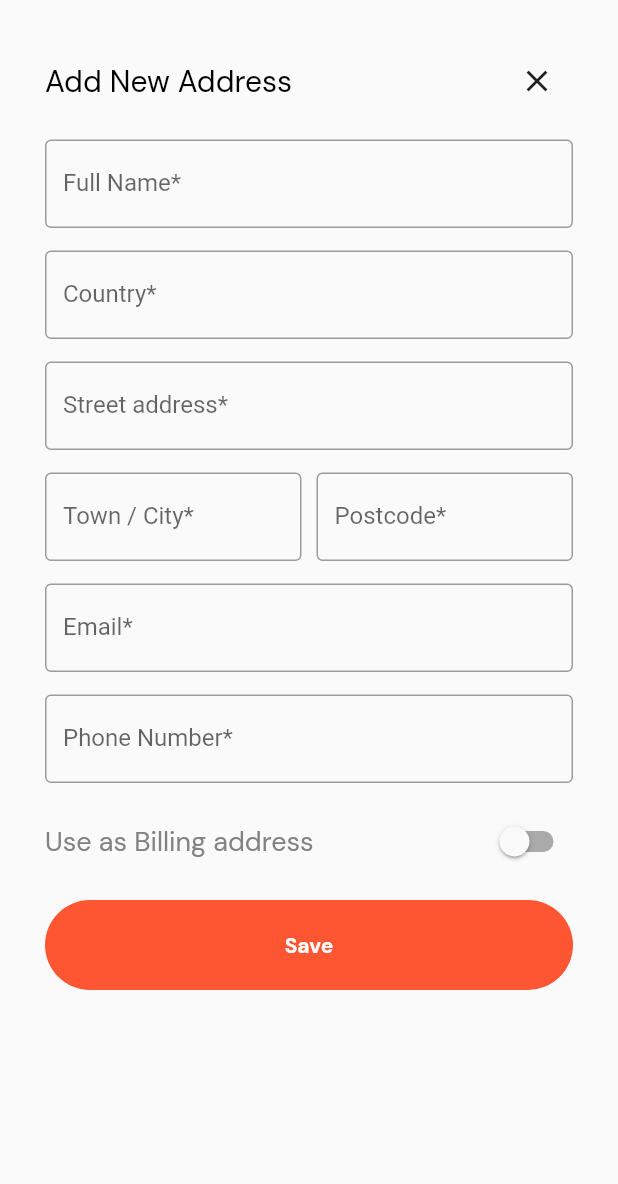
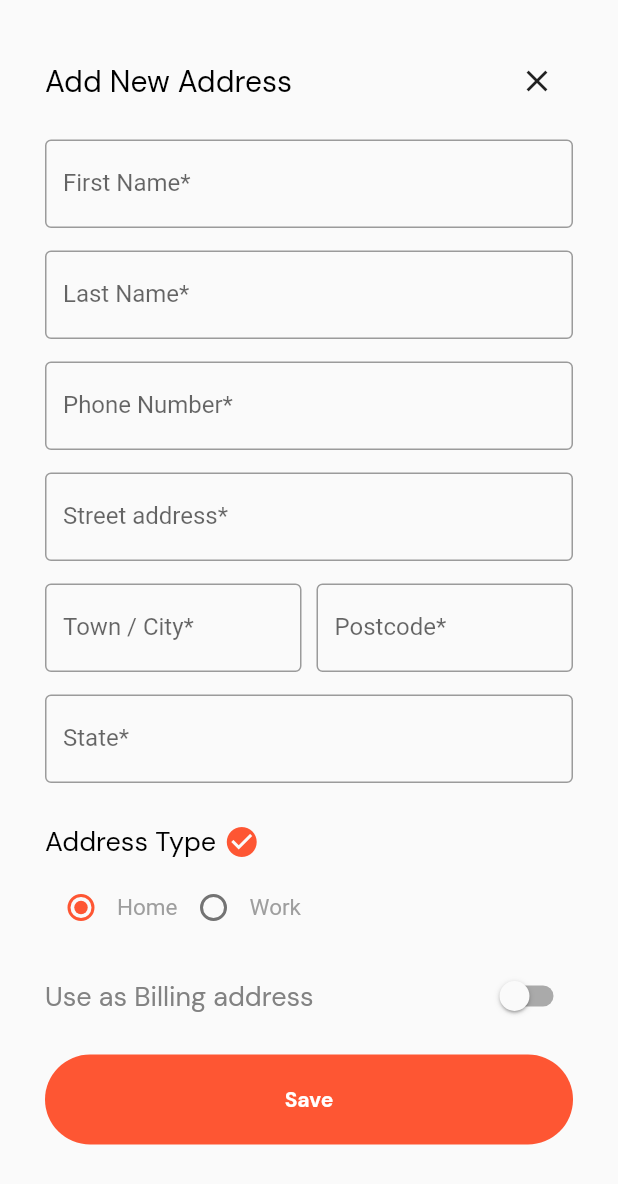
Before and after one commit to murugans11/cle2tech, a Flutter app: the AddNewAddress screen opened directly, on a phone screen of 412 x 824 dp. Shown: the top 1184 px of the screen. Run offline on Flutter 3.47's test engine with Material 2 defaults, Android fonts, the phone set to English and light mode, and no system bars; drawn by our look-alikes of group_radio_button; our stand-ins replace animated_splash_screen, bloc, cached_network_image, carousel_slider, device_info_plus, dio and 17 more; missing offline and left inert: dart:ffi; accounts and stored records are empty; network calls fail.

Commit message:
address done

```diff
--- a/lib/pages/confirm_order_screen.dart
+++ b/lib/pages/confirm_order_screen.dart
@@ -549,6 +549,7 @@ class _ConfirmOrderScreenState extends State<ConfirmOrderScreen> {
                           ),
                         ],
                       ),
+
                       Row(
                         children: [
                           Column(
--- a/lib/pages/shipping_address.dart
+++ b/lib/pages/shipping_address.dart
@@ -20,6 +20,7 @@ class ShippingAddress extends StatefulWidget {
 }
 
 class _ShippingAddressState extends State<ShippingAddress> {
+
   int checked = 0;
 
   Future<VerifyWishlist> _getLatest() async {
@@ -38,7 +39,9 @@ class _ShippingAddressState extends State<ShippingAddress> {
 
   @override
   Widget build(BuildContext context) {
+
     return Scaffold(
+
       appBar: AppBar(
         backgroundColor: primaryColor,
         elevation: 0.0,
--- a/lib/widgets/add_new_address.dart
+++ b/lib/widgets/add_new_address.dart
@@ -2,27 +2,40 @@ import 'dart:io';
 
 import 'package:flutter/cupertino.dart';
 import 'package:flutter/material.dart';
+import 'package:group_radio_button/group_radio_button.dart';
 import '../constants/constants.dart';
 import 'buttons.dart';
 
 class AddNewAddress extends StatefulWidget {
+
   const AddNewAddress({Key? key}) : super(key: key);
+
 
   @override
   State<AddNewAddress> createState() => _AddNewAddressState();
+
 }
 
 class _AddNewAddressState extends State<AddNewAddress> {
+
   bool addressSwitch = false;
+  String _verticalGroupValue = "Home";
+  final List<String> _status = ["Home", "Work"];
+
   @override
   Widget build(BuildContext context) {
+
     return Scaffold(
+
       resizeToAvoidBottomInset: false,
-      body: Container(
+
+      body: SingleChildScrollView(
+        child: Container(
           padding: const EdgeInsets.all(30),
           child: Column(
             crossAxisAlignment: CrossAxisAlignment.start,
             children: [
+
               Row(
                 mainAxisAlignment: MainAxisAlignment.spaceBetween,
                 children: [
@@ -40,23 +53,41 @@ class _AddNewAddressState extends State<AddNewAddress> {
                   ),
                 ],
               ),
+
               const SizedBox(height: 15),
+
               const TextField(
                 decoration: InputDecoration(
                   border: OutlineInputBorder(),
-                labelText: 'Full Name*',
-                hintText: 'Enter Your Full Name',
+                  labelText: 'First Name*',
+                  hintText: 'Enter Your First Name',
                 ),
               ),
+
+
               const SizedBox(height: 15),
+
               const TextField(
                 decoration: InputDecoration(
                   border: OutlineInputBorder(),
-                labelText: 'Country*',
-                hintText: 'Enter Your Country',
+                  labelText: 'Last Name*',
+                  hintText: 'Enter Your Last Name',
                 ),
               ),
+
+
               const SizedBox(height: 15),
+
+              const TextField(
+                decoration: InputDecoration(
+                  border: OutlineInputBorder(),
+                  labelText: 'Phone Number*',
+                  hintText: 'Enter Your phone number',
+                ),
+              ),
+
+              const SizedBox(height: 15),
+
               const TextField(
                 decoration: InputDecoration(
                   border: OutlineInputBorder(),
@@ -64,7 +95,9 @@ class _AddNewAddressState extends State<AddNewAddress> {
                   hintText: 'Enter Your Street address',
                 ),
               ),
+
               const SizedBox(height: 15),
+
               Row(
                 children: const [
                   Expanded(
@@ -86,23 +119,86 @@ class _AddNewAddressState extends State<AddNewAddress> {
                   ),
                 ],
               ),
+
               const SizedBox(height: 15),
+
               const TextField(
                 decoration: InputDecoration(
                   border: OutlineInputBorder(),
-                labelText: 'Email*',
-                hintText: 'Enter Your email address',
+                  labelText: 'State*',
+                  hintText: 'Enter Your State',
                 ),
               ),
+
+              ///Address Type______________________________
               const SizedBox(height: 15),
-            const TextField(
-              decoration: InputDecoration(
-                border: OutlineInputBorder(),
-                labelText: 'Phone Number*',
-                hintText: 'Enter Your phone number',
+              Column(
+                mainAxisSize: MainAxisSize.min,
+                crossAxisAlignment: CrossAxisAlignment.start,
+                children: [
+                  Row(
+                    mainAxisAlignment: MainAxisAlignment.spaceBetween,
+                    children: [
+                      Row(
+                        children: const [
+                          MyGoogleText(
+                            text: 'Address Type',
+                            fontSize: 18,
+                            fontColor: Colors.black,
+                            fontWeight: FontWeight.normal,
+                          ),
+                          SizedBox(width: 5),
+                          Icon(
+                            Icons.check_circle,
+                            color: primaryColor,
+                          )
+                        ],
+                      ),
+                      TextButton(
+                        onPressed: () {
+                        },
+                        child: const MyGoogleText(
+                          text: '',
+                          fontSize: 16,
+                          fontColor: secondaryColor1,
+                          fontWeight: FontWeight.normal,
                         ),
                       ),
+                    ],
+                  ),
+
+                  Row(
+                    children: [
+                      Column(
+                        crossAxisAlignment: CrossAxisAlignment.start,
+                        mainAxisSize: MainAxisSize.min,
+                        children: [
+                          RadioGroup<String>.builder(
+                            direction: Axis.horizontal,
+                            groupValue: _verticalGroupValue,
+                            horizontalAlignment:
+                            MainAxisAlignment.spaceAround,
+                            activeColor: primaryColor,
+                            onChanged: (value) => setState(() {
+                              _verticalGroupValue = value!;
+                            }),
+                            items: _status,
+                            textStyle: const TextStyle(
+                                fontSize: 15, color: Colors.grey),
+                            itemBuilder: (item) => RadioButtonBuilder(
+                              item,
+                            ),
+                          ),
+                        ],
+                      )
+                    ],
+                  ),
+                ],
+              ),
+
+
               const SizedBox(height: 15),
+
               Row(
                 mainAxisAlignment: MainAxisAlignment.spaceBetween,
                 children: [
@@ -133,15 +229,20 @@ class _AddNewAddressState extends State<AddNewAddress> {
                         )
                 ],
               ),
+
               const SizedBox(height: 15),
+
               Button1(
                   buttonText: 'Save',
                   buttonColor: primaryColor,
                   onPressFunction: () {}),
+
               const SizedBox(height: 15),
             ],
           ),
         ),
+      ),
+
     );
   }
 }
```
Also changed, not shown: 11 other files. Lines whose indentation alone changed are shown as unchanged.
